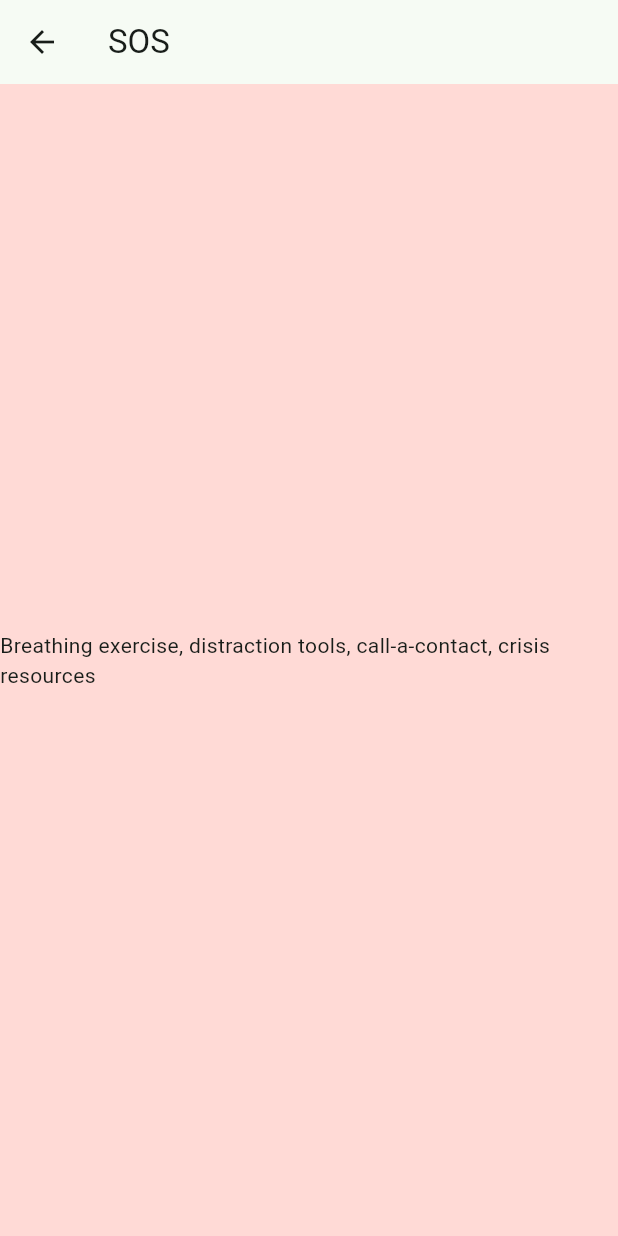
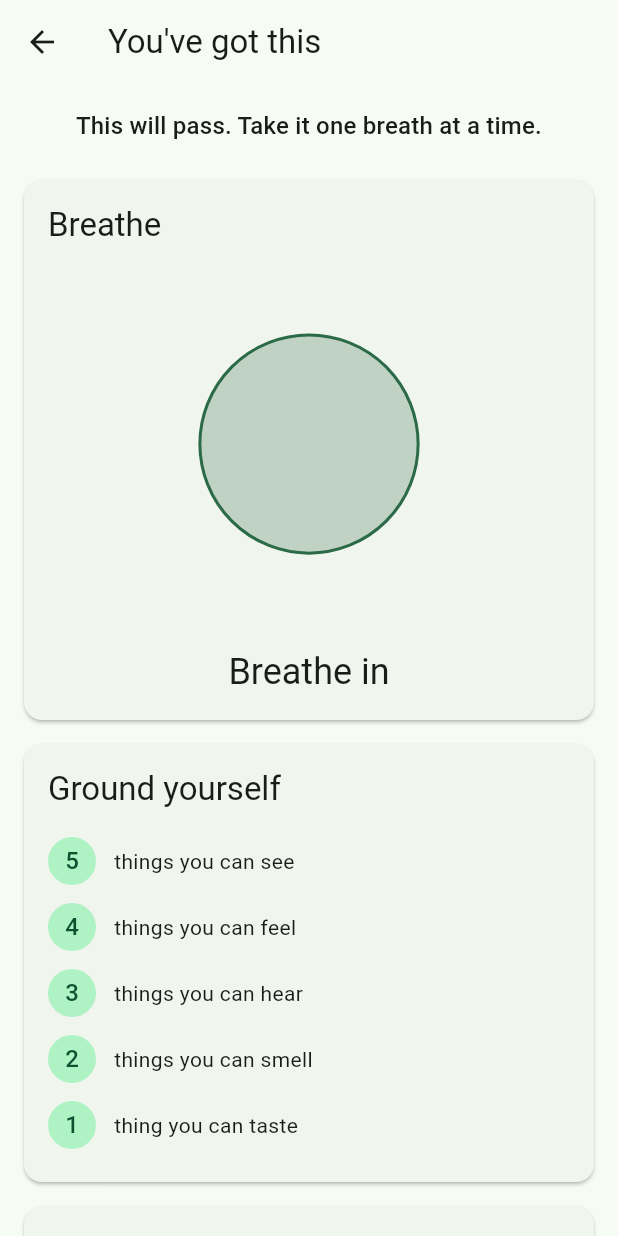
Before and after one commit to bartingei/reboot, a Flutter app: the screen it shows after launch, after a tap on "SOS", on a phone screen of 412 x 824 dp. Run offline on Flutter 3.47's test engine with Material 3 defaults, Android fonts, the phone set to English and light mode, and no system bars; our stand-ins replace drift, flutter_riverpod, supabase_flutter; accounts and stored records are empty; generated files the repository leaves out were written again.

Commit message:
Build out the craving SOS screen
Replaces the SOS placeholder with three fully-offline support tools,
all rendering from local state/assets with no network dependency (the
screen has to work in the exact moment someone has no signal):
- BreathingExercise: animated 4-4-4-4 box-breathing guide driven by a
  single repeating controller
- GroundingExercise: the 5-4-3-2-1 sensory grounding technique
- Reach-out contacts with tap-to-call (url_launcher)

Crisis numbers are intentionally NOT hardcoded as authoritative — they
ship as clearly-labeled placeholders behind a disclaimer, since a wrong
region-specific crisis line is worse than none. Real deployments must
set verified local numbers.

Adds url_launcher. Not run in this environment (no Dart toolchain) —
verify with 'flutter run'.

```diff
--- /dev/null
+++ b/lib/features/sos/breathing_exercise.dart
@@ -0,0 +1,73 @@
+import 'package:flutter/material.dart';
+
+/// Box-breathing guide: inhale 4s, hold 4s, exhale 4s, hold 4s, looping
+/// (a 16s cycle). A circle expands on inhale and contracts on exhale so
+/// the user can follow with their breath without reading. Fully
+/// self-contained — no assets, no network.
+class BreathingExercise extends StatefulWidget {
+  const BreathingExercise({super.key});
+
+  @override
+  State<BreathingExercise> createState() => _BreathingExerciseState();
+}
+
+class _BreathingExerciseState extends State<BreathingExercise>
+    with SingleTickerProviderStateMixin {
+  late final AnimationController _controller;
+
+  @override
+  void initState() {
+    super.initState();
+    _controller = AnimationController(
+      vsync: this,
+      duration: const Duration(seconds: 16),
+    )..repeat();
+  }
+
+  @override
+  void dispose() {
+    _controller.dispose();
+    super.dispose();
+  }
+
+  /// Returns (circleScale 0..1, phase label) for a cycle position t in 0..1.
+  (double, String) _phase(double t) {
+    if (t < 0.25) return (t / 0.25, 'Breathe in');
+    if (t < 0.50) return (1, 'Hold');
+    if (t < 0.75) return (1 - (t - 0.50) / 0.25, 'Breathe out');
+    return (0, 'Hold');
+  }
+
+  @override
+  Widget build(BuildContext context) {
+    final scheme = Theme.of(context).colorScheme;
+    return AnimatedBuilder(
+      animation: _controller,
+      builder: (context, _) {
+        final (scale, label) = _phase(_controller.value);
+        final size = 120 + scale * 100;
+        return Column(
+          mainAxisSize: MainAxisSize.min,
+          children: [
+            SizedBox(
+              height: 240,
+              child: Center(
+                child: Container(
+                  width: size,
+                  height: size,
+                  decoration: BoxDecoration(
+                    shape: BoxShape.circle,
+                    color: scheme.primary.withOpacity(0.25),
+                    border: Border.all(color: scheme.primary, width: 2),
+                  ),
+                ),
+              ),
+            ),
+            const SizedBox(height: 16),
+            Text(label, style: Theme.of(context).textTheme.headlineSmall),
+          ],
+        );
+      },
+    );
+  }
+}
--- /dev/null
+++ b/lib/features/sos/grounding_exercise.dart
@@ -0,0 +1,39 @@
+import 'package:flutter/material.dart';
+
+/// The 5-4-3-2-1 grounding technique: name things you can sense, stepping
+/// down from five to one. A simple distraction/refocus tool for riding out
+/// a craving or spike of distress.
+class GroundingExercise extends StatelessWidget {
+  const GroundingExercise({super.key});
+
+  static const _steps = [
+    (5, 'things you can see'),
+    (4, 'things you can feel'),
+    (3, 'things you can hear'),
+    (2, 'things you can smell'),
+    (1, 'thing you can taste'),
+  ];
+
+  @override
+  Widget build(BuildContext context) {
+    return Column(
+      crossAxisAlignment: CrossAxisAlignment.start,
+      children: [
+        for (final (count, what) in _steps)
+          Padding(
+            padding: const EdgeInsets.symmetric(vertical: 6),
+            child: Row(
+              children: [
+                CircleAvatar(
+                  radius: 16,
+                  child: Text('$count'),
+                ),
+                const SizedBox(width: 12),
+                Expanded(child: Text(what)),
+              ],
+            ),
+          ),
+      ],
+    );
+  }
+}
--- /dev/null
+++ b/lib/features/sos/sos_resources.dart
@@ -0,0 +1,42 @@
+/// A crisis/support contact shown on the SOS screen.
+///
+/// These render fully offline — no network dependency, ever — because the
+/// SOS screen must work in the exact moment someone has no signal. See
+/// ARCHITECTURE.md.
+class SosContact {
+  const SosContact({
+    required this.label,
+    required this.phone,
+    this.description,
+    this.isExample = false,
+  });
+
+  final String label;
+  final String phone;
+  final String? description;
+
+  /// True for the bundled placeholder entries. The app ships with examples
+  /// so the UI is never empty, but crisis lines are region-specific and a
+  /// wrong number is worse than none — real deployments MUST replace these
+  /// with verified, localized numbers (and ideally let the user add their
+  /// own). The UI surfaces a disclaimer while any example is present.
+  final bool isExample;
+}
+
+/// Bundled defaults. **Do not treat these as authoritative.** They exist
+/// only so the screen renders something before the user configures their
+/// own contacts and before a region-specific resource list is wired in.
+const List<SosContact> defaultSosContacts = [
+  SosContact(
+    label: 'Emergency services',
+    phone: '112',
+    description: 'Verify the correct number for your country before relying on this.',
+    isExample: true,
+  ),
+  SosContact(
+    label: 'Crisis / helpline',
+    phone: '',
+    description: 'Add a verified local addiction or mental-health helpline.',
+    isExample: true,
+  ),
+];
--- a/lib/features/sos/sos_screen.dart
+++ b/lib/features/sos/sos_screen.dart
@@ -1,18 +1,140 @@
 import 'package:flutter/material.dart';
+import 'package:url_launcher/url_launcher.dart';
+
+import 'breathing_exercise.dart';
+import 'grounding_exercise.dart';
+import 'sos_resources.dart';
 
 /// Craving SOS screen. Must render fully from local state/assets with
-/// zero network dependency — reachable in <=2 taps from anywhere in the app.
+/// zero network dependency — reachable in <=2 taps from anywhere in the
+/// app (persistent FAB in the app shell). See ARCHITECTURE.md.
 class SosScreen extends StatelessWidget {
   const SosScreen({super.key});
 
   @override
   Widget build(BuildContext context) {
+    final contacts = defaultSosContacts;
+    final hasExamples = contacts.any((c) => c.isExample);
+
     return Scaffold(
-      backgroundColor: Theme.of(context).colorScheme.errorContainer,
-      appBar: AppBar(title: const Text('SOS')),
-      body: const Center(
-        child: Text('Breathing exercise, distraction tools, call-a-contact, crisis resources'),
+      appBar: AppBar(title: const Text('You\'ve got this')),
+      body: ListView(
+        padding: const EdgeInsets.all(16),
+        children: [
+          Text(
+            'This will pass. Take it one breath at a time.',
+            style: Theme.of(context).textTheme.titleMedium,
+            textAlign: TextAlign.center,
+          ),
+          const SizedBox(height: 24),
+          const _Section(
+            title: 'Breathe',
+            child: BreathingExercise(),
+          ),
+          const _Section(
+            title: 'Ground yourself',
+            child: GroundingExercise(),
+          ),
+          _Section(
+            title: 'Reach out',
+            child: Column(
+              children: [
+                if (hasExamples) const _ResourcesDisclaimer(),
+                for (final contact in contacts)
+                  _ContactTile(contact: contact),
+              ],
+            ),
+          ),
+        ],
       ),
     );
   }
 }
+
+class _Section extends StatelessWidget {
+  const _Section({required this.title, required this.child});
+
+  final String title;
+  final Widget child;
+
+  @override
+  Widget build(BuildContext context) {
+    return Card(
+      margin: const EdgeInsets.only(bottom: 16),
+      child: Padding(
+        padding: const EdgeInsets.all(16),
+        child: Column(
+          crossAxisAlignment: CrossAxisAlignment.start,
+          children: [
+            Text(title, style: Theme.of(context).textTheme.titleLarge),
+            const SizedBox(height: 12),
+            child,
+          ],
+        ),
+      ),
+    );
+  }
+}
+
+class _ResourcesDisclaimer extends StatelessWidget {
+  const _ResourcesDisclaimer();
+
+  @override
+  Widget build(BuildContext context) {
+    final scheme = Theme.of(context).colorScheme;
+    return Container(
+      margin: const EdgeInsets.only(bottom: 12),
+      padding: const EdgeInsets.all(12),
+      decoration: BoxDecoration(
+        color: scheme.errorContainer,
+        borderRadius: BorderRadius.circular(8),
+      ),
+      child: Row(
+        children: [
+          Icon(Icons.warning_amber, color: scheme.onErrorContainer),
+          const SizedBox(width: 12),
+          Expanded(
+            child: Text(
+              'These are placeholder numbers. Set verified local crisis '
+              'and emergency contacts before relying on them.',
+              style: TextStyle(color: scheme.onErrorContainer),
+            ),
+          ),
+        ],
+      ),
+    );
+  }
+}
+
+class _ContactTile extends StatelessWidget {
+  const _ContactTile({required this.contact});
+
+  final SosContact contact;
+
+  Future<void> _call(BuildContext context) async {
+    final uri = Uri(scheme: 'tel', path: contact.phone);
+    final launched = await launchUrl(uri);
+    if (!launched && context.mounted) {
+      ScaffoldMessenger.of(context).showSnackBar(
+        SnackBar(content: Text('Could not start a call to ${contact.phone}')),
+      );
+    }
+  }
+
+  @override
+  Widget build(BuildContext context) {
+    final hasNumber = contact.phone.trim().isNotEmpty;
+    return ListTile(
+      contentPadding: EdgeInsets.zero,
+      leading: const Icon(Icons.phone),
+      title: Text(contact.label),
+      subtitle: contact.description != null ? Text(contact.description!) : null,
+      trailing: hasNumber
+          ? FilledButton(
+              onPressed: () => _call(context),
+              child: Text('Call ${contact.phone}'),
+            )
+          : const Text('Not set'),
+    );
+  }
+}
--- a/pubspec.yaml
+++ b/pubspec.yaml
@@ -16,6 +16,7 @@ dependencies:
   path: ^1.9.0
   supabase_flutter: ^2.5.6
   flutter_local_notifications: ^17.1.2
+  url_launcher: ^6.3.0
 
 dev_dependencies:
   flutter_test:
```
